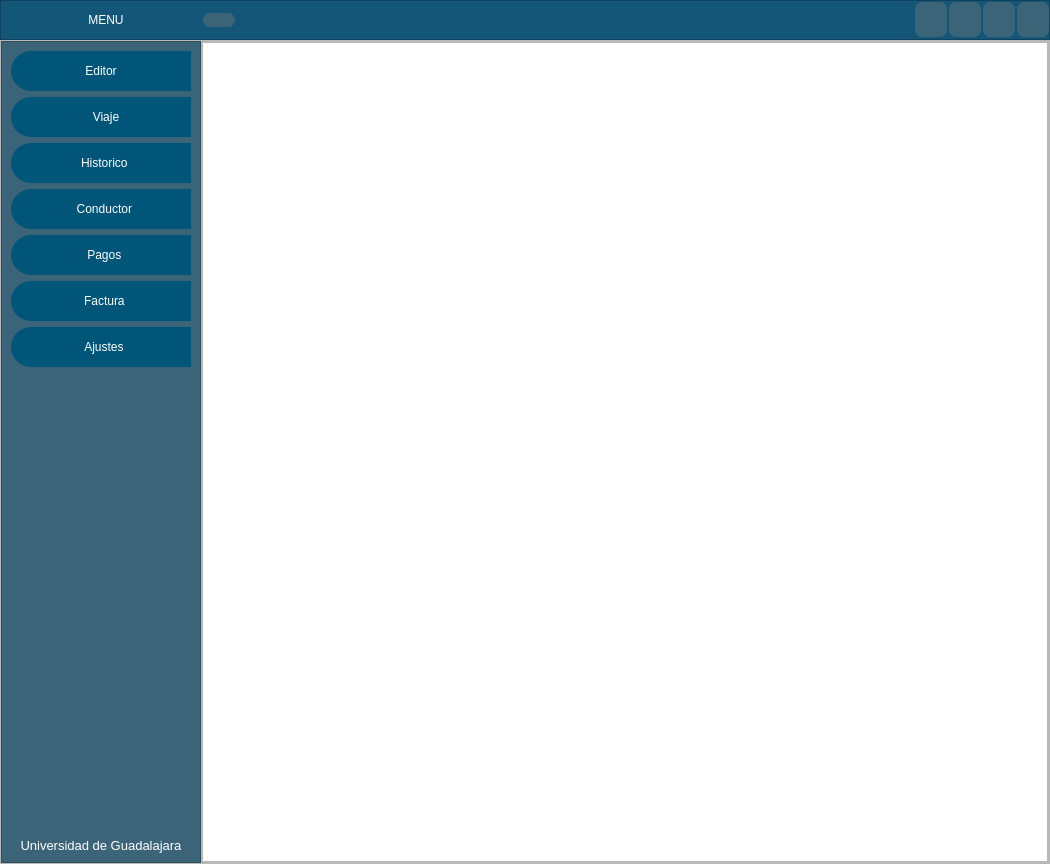
The window that mainwindow.ui (00urbina00/analizador_lexico) describes before a commit, drawn with Qt 5.
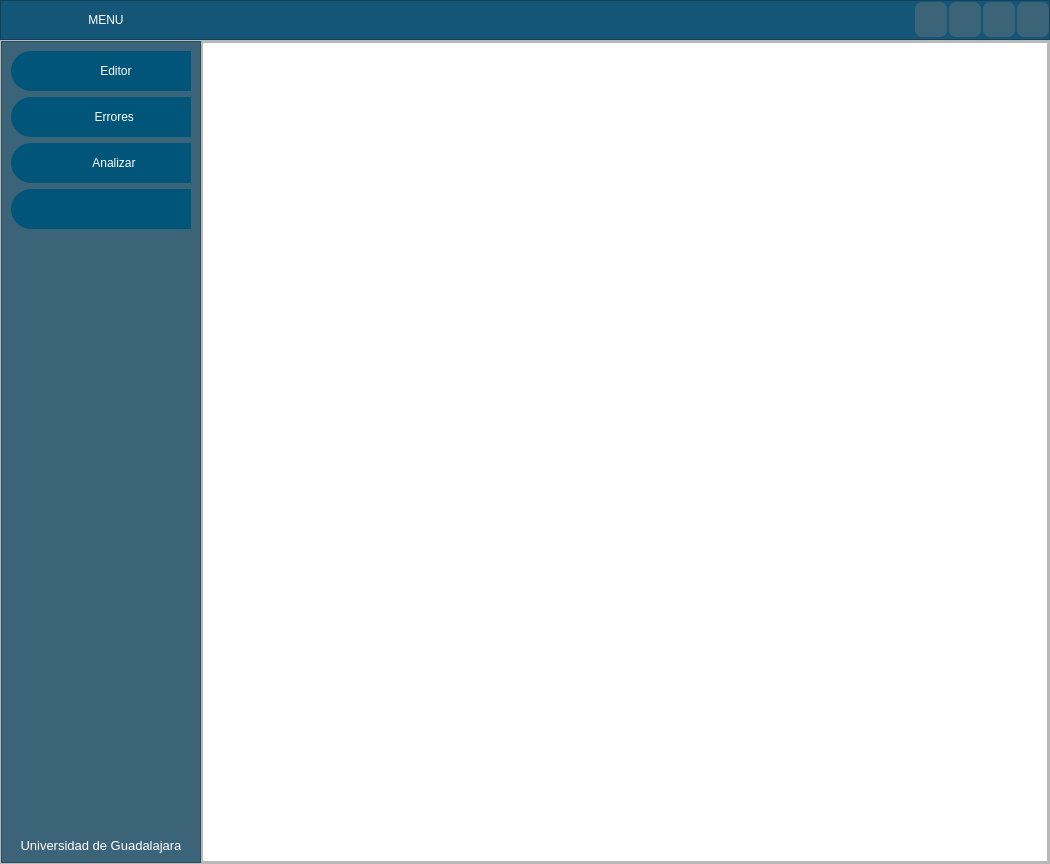
The same window after the commit. Icons and pictures are not drawn. Custom widgets are drawn as their Qt base class.

Commit message: Interfaz grafica de editor de texto Se resalta la linea actual de amarillo y hay una funcion "highlight_error_lines" de la clase PlainTextEdit para pasar una lista de lineas con error y resaltar dichas lineas.

Patch:
```diff
--- a/mainwindow.ui
+++ b/mainwindow.ui
@@ -104,35 +104,12 @@
          </property>
          <property name="icon">
           <iconset>
-           <normaloff>images/lista.png</normaloff>images/lista.png</iconset>
-         </property>
-        </widget>
-       </item>
-       <item>
-        <widget class="QPushButton" name="pushButton">
-         <property name="styleSheet">
-          <string notr="true">QPushButton{
-border-radius:7px;
-background-color: rgb(60, 100, 120);
-}
-QPushButton:hover{
-	border:10px solid rgb(50, 83, 100);
-	
-	background-color: rgb(255, 255, 255);
-
-}</string>
-         </property>
-         <property name="text">
-          <string/>
-         </property>
-         <property name="icon">
-          <iconset>
-           <normaloff>images/5486216.png</normaloff>images/5486216.png</iconset>
+           <normaloff>images/9135949.png</normaloff>images/9135949.png</iconset>
          </property>
          <property name="iconSize">
           <size>
-           <width>65</width>
-           <height>50</height>
+           <width>30</width>
+           <height>30</height>
           </size>
          </property>
         </widget>
@@ -380,7 +357,7 @@
              <string notr="true">color: rgb(255, 255, 255);</string>
             </property>
             <property name="text">
-             <string notr="true">Editor</string>
+             <string notr="true">         Editor</string>
             </property>
             <property name="icon">
              <iconset>
@@ -388,8 +365,8 @@
             </property>
             <property name="iconSize">
              <size>
-              <width>30</width>
-              <height>30</height>
+              <width>40</width>
+              <height>40</height>
              </size>
             </property>
             <property name="checkable">
@@ -430,7 +407,7 @@
              <string notr="true">color: rgb(255, 255, 255);</string>
             </property>
             <property name="text">
-             <string>   Viaje</string>
+             <string>        Errores</string>
             </property>
             <property name="icon">
              <iconset>
@@ -438,8 +415,8 @@
             </property>
             <property name="iconSize">
              <size>
-              <width>30</width>
-              <height>30</height>
+              <width>35</width>
+              <height>35</height>
              </size>
             </property>
             <property name="checkable">
@@ -471,7 +448,7 @@
              <string notr="true">color: rgb(255, 255, 255);</string>
             </property>
             <property name="text">
-             <string>  Historico</string>
+             <string>        Analizar</string>
             </property>
             <property name="icon">
              <iconset>
@@ -479,8 +456,8 @@
             </property>
             <property name="iconSize">
              <size>
-              <width>30</width>
-              <height>30</height>
+              <width>43</width>
+              <height>43</height>
              </size>
             </property>
             <property name="checkable">
@@ -509,7 +486,7 @@
              <string notr="true">color: rgb(255, 255, 255);</string>
             </property>
             <property name="text">
-             <string>  Conductor</string>
+             <string/>
             </property>
             <property name="icon">
              <iconset>
@@ -517,122 +494,8 @@
             </property>
             <property name="iconSize">
              <size>
-              <width>30</width>
-              <height>30</height>
-             </size>
-            </property>
-            <property name="checkable">
-             <bool>false</bool>
-            </property>
-            <property name="autoExclusive">
-             <bool>false</bool>
-            </property>
-           </widget>
-          </item>
-          <item>
-           <widget class="QPushButton" name="btn_pagos">
-            <property name="minimumSize">
-             <size>
-              <width>0</width>
-              <height>40</height>
-             </size>
-            </property>
-            <property name="maximumSize">
-             <size>
-              <width>16777215</width>
-              <height>40</height>
-             </size>
-            </property>
-            <property name="styleSheet">
-             <string notr="true">color: rgb(255, 255, 255);</string>
-            </property>
-            <property name="text">
-             <string>  Pagos</string>
-            </property>
-            <property name="icon">
-             <iconset>
-              <normaloff>../../SSPBD/Proyecto/Programa/images/dollar_1.png</normaloff>../../SSPBD/Proyecto/Programa/images/dollar_1.png</iconset>
-            </property>
-            <property name="iconSize">
-             <size>
-              <width>30</width>
-              <height>30</height>
-             </size>
-            </property>
-            <property name="checkable">
-             <bool>false</bool>
-            </property>
-            <property name="autoExclusive">
-             <bool>false</bool>
-            </property>
-           </widget>
-          </item>
-          <item>
-           <widget class="QPushButton" name="btn_factura">
-            <property name="minimumSize">
-             <size>
-              <width>0</width>
-              <height>40</height>
-             </size>
-            </property>
-            <property name="maximumSize">
-             <size>
-              <width>16777215</width>
-              <height>40</height>
-             </size>
-            </property>
-            <property name="styleSheet">
-             <string notr="true">color: rgb(255, 255, 255);</string>
-            </property>
-            <property name="text">
-             <string>  Factura</string>
-            </property>
-            <property name="icon">
-             <iconset>
-              <normaloff>images/679769 (1).png</normaloff>images/679769 (1).png</iconset>
-            </property>
-            <property name="iconSize">
-             <size>
-              <width>30</width>
-              <height>30</height>
-             </size>
-            </property>
-            <property name="checkable">
-             <bool>false</bool>
-            </property>
-            <property name="autoExclusive">
-             <bool>false</bool>
-            </property>
-           </widget>
-          </item>
-          <item>
-           <widget class="QPushButton" name="btn_ajustes">
-            <property name="minimumSize">
-             <size>
-              <width>0</width>
-              <height>40</height>
-             </size>
-            </property>
-            <property name="maximumSize">
-             <size>
-              <width>16777215</width>
-              <height>40</height>
-             </size>
-            </property>
-            <property name="styleSheet">
-             <string notr="true">color: rgb(255, 255, 255);</string>
-            </property>
-            <property name="text">
-             <string>  Ajustes</string>
-            </property>
-            <property name="icon">
-             <iconset>
-              <normaloff>images/1077198.png</normaloff>images/1077198.png</iconset>
-            </property>
-            <property name="iconSize">
-             <size>
-              <width>30</width>
-              <height>30</height>
+              <width>60</width>
+              <height>60</height>
              </size>
             </property>
             <property name="checkable">
@@ -720,6 +583,13 @@
    </layout>
   </widget>
  </widget>
+ <customwidgets>
+  <customwidget>
+   <class>PlainTextEdit</class>
+   <extends>QPlainTextEdit</extends>
+   <header>plaintextedit.h</header>
+  </customwidget>
+ </customwidgets>
  <resources/>
  <connections/>
 </ui>
```
Left out of the diff: 26 changed lines with no effect on the pictures. The commit also changes 118 other files.
